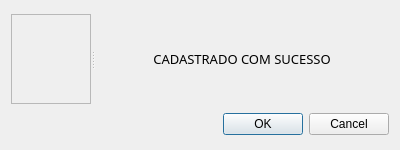
This is layout/Positive.ui in Sidehenrique/SIS-Sicoob as Qt 5 draws it before an edit. The edited form follows.
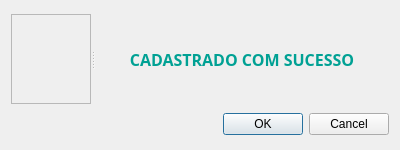
This is the edited form. Icons and pictures are not drawn.

```diff
--- a/layout/Positive.ui
+++ b/layout/Positive.ui
@@ -72,9 +72,14 @@
       <property name="font">
        <font>
         <family>Asap</family>
-        <pointsize>10</pointsize>
+        <pointsize>12</pointsize>
+        <weight>75</weight>
+        <bold>true</bold>
        </font>
       </property>
+      <property name="styleSheet">
+       <string notr="true">color: rgb(0, 161, 148);</string>
+      </property>
       <property name="text">
        <string>CADASTRADO COM SUCESSO</string>
       </property>
```
